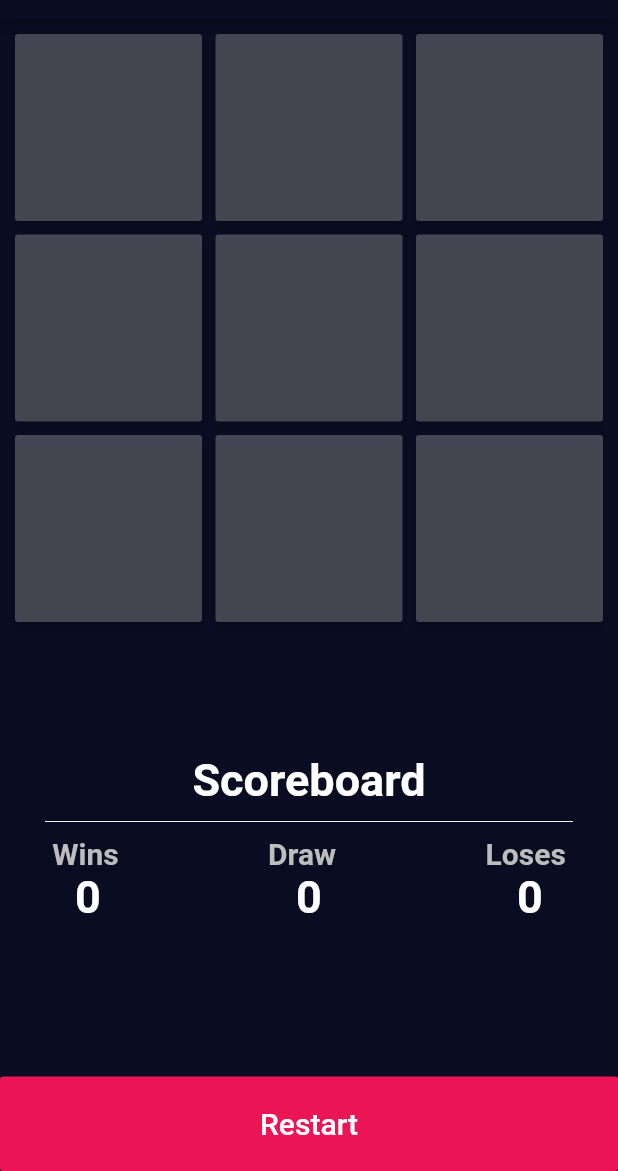
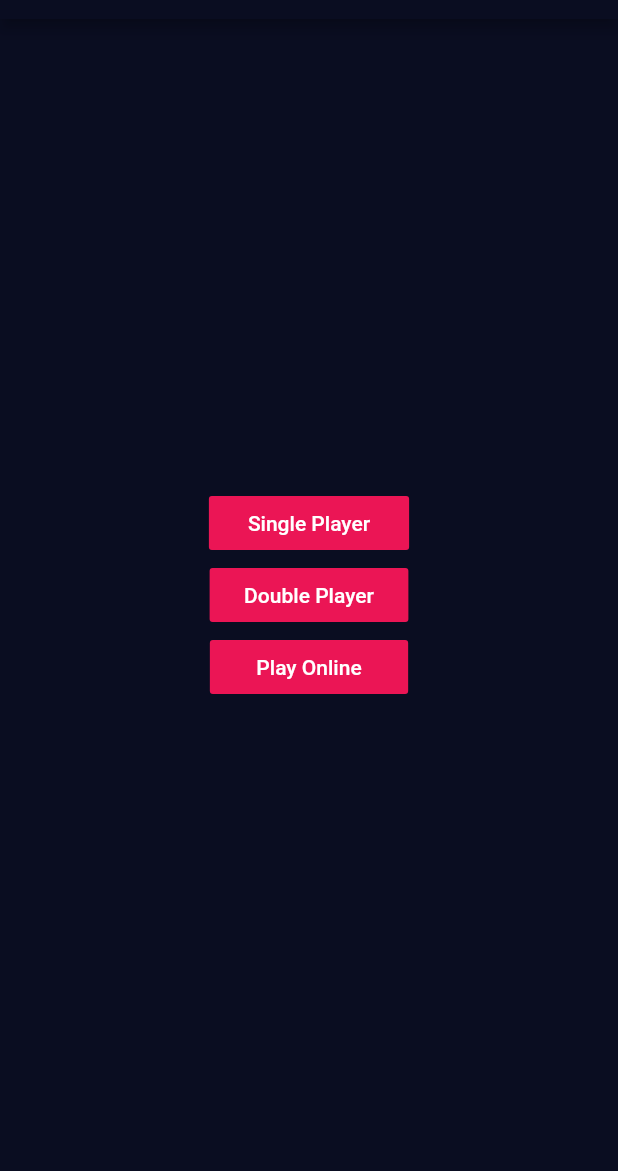
Before and after one commit to Aaliya-Ali/tic_tac_toe, a Flutter app: the screen it shows after launch, on a phone screen of 412 x 824 dp, the part 65-1236 px from its top. Run offline on Flutter 3.47's test engine with Material 2 defaults, Android fonts, the phone set to English and light mode, and no system bars.

Commit message:
Added single and double player functionality.

```diff
--- a/lib/dialog_box.dart
+++ b/lib/dialog_box.dart
@@ -7,6 +7,7 @@ class DialogBox extends StatelessWidget {
   final actionText;
 
   DialogBox(this.title, this.callback, [this.actionText = "Restart"]);
+
   @override
   Widget build(BuildContext context) {
     return new AlertDialog(
--- a/lib/home_page.dart
+++ b/lib/home_page.dart
@@ -4,13 +4,18 @@ import 'package:flutter/material.dart';
 import 'package:tictactoe/dialog_box.dart';
 import 'package:tictactoe/reusable_card.dart';
 
+String mode;
+
 class HomePage extends StatefulWidget {
+//  HomePage({this.mode});
+
   @override
   _HomePageState createState() => new _HomePageState();
 }
 
 class _HomePageState extends State<HomePage> {
   List<ReusableCard> buttonsList;
+  String player;
   var player1;
   var player2;
   int wins = 0;
@@ -66,7 +71,9 @@ class _HomePageState extends State<HomePage> {
               context: context,
               builder: (_) => new DialogBox("It's a Draw!", restartGame));
         } else {
-          activePlayer == 2 ? autoPlay() : null;
+          if (mode == 'single') {
+            activePlayer == 2 ? autoPlay() : null;
+          }
         }
       }
     });
@@ -160,12 +167,16 @@ class _HomePageState extends State<HomePage> {
         wins++;
         showDialog(
             context: context,
-            builder: (_) => new DialogBox("You Win", restartGame));
+            builder: (_) => mode == 'single'
+                ? DialogBox("You Win", restartGame)
+                : DialogBox("Player 1 Wins", restartGame));
       } else {
         loses++;
         showDialog(
             context: context,
-            builder: (_) => new DialogBox("You Lose", restartGame));
+            builder: (_) => mode == 'single'
+                ? DialogBox("You Lose", restartGame)
+                : DialogBox("Player 2 Wins", restartGame));
       }
     }
 
@@ -181,35 +192,35 @@ class _HomePageState extends State<HomePage> {
 
   @override
   Widget build(BuildContext context) {
-    return new Scaffold(
-      appBar: new AppBar(
-        title: new Text("Tic Tac Toe"),
+    return Scaffold(
+      appBar: AppBar(
+        title: Text("Tic Tac Toe"),
       ),
-      body: new Column(
+      body: Column(
         mainAxisAlignment: MainAxisAlignment.start,
         crossAxisAlignment: CrossAxisAlignment.stretch,
         children: <Widget>[
           Expanded(
             flex: 2,
-            child: new GridView.builder(
+            child: GridView.builder(
               padding: const EdgeInsets.all(10.0),
-              gridDelegate: new SliverGridDelegateWithFixedCrossAxisCount(
+              gridDelegate: SliverGridDelegateWithFixedCrossAxisCount(
                   crossAxisCount: 3,
                   childAspectRatio: 1.0,
                   crossAxisSpacing: 9.0,
                   mainAxisSpacing: 9.0),
               itemCount: buttonsList.length,
-              itemBuilder: (context, i) => new SizedBox(
+              itemBuilder: (context, i) => SizedBox(
                 width: 100.0,
                 height: 100.0,
-                child: new RaisedButton(
+                child: RaisedButton(
                   padding: const EdgeInsets.all(8.0),
                   onPressed: buttonsList[i].enabled
                       ? () => playGame(buttonsList[i])
                       : null,
-                  child: new Text(
+                  child: Text(
                     buttonsList[i].text,
-                    style: new TextStyle(color: Colors.white, fontSize: 20.0),
+                    style: TextStyle(color: Colors.white, fontSize: 20.0),
                   ),
                   color: buttonsList[i].bg,
                   disabledColor: buttonsList[i].bg,
@@ -244,7 +255,7 @@ class _HomePageState extends State<HomePage> {
                     mainAxisAlignment: MainAxisAlignment.spaceEvenly,
                     children: <Widget>[
                       Text(
-                        'Wins',
+                        mode == 'single' ? 'Wins' : 'Player 1',
                         style: TextStyle(
                             color: Colors.grey[400],
                             fontSize: 20.0,
@@ -264,7 +275,7 @@ class _HomePageState extends State<HomePage> {
                         width: 30.0,
                       ),
                       Text(
-                        'Loses',
+                        mode == 'single' ? 'Loses' : 'Player 2',
                         style: TextStyle(
                             color: Colors.grey[400],
                             fontSize: 20.0,
--- a/lib/main.dart
+++ b/lib/main.dart
@@ -1,5 +1,6 @@
 import 'package:flutter/material.dart';
 import 'home_page.dart';
+import 'start_screen.dart';
 
 void main() => runApp(TicTacToe());
 
@@ -7,11 +8,15 @@ class TicTacToe extends StatelessWidget {
   @override
   Widget build(BuildContext context) {
     return MaterialApp(
-      theme: ThemeData.dark().copyWith(
-        primaryColor: Color(0xFF0A0D21),
-        scaffoldBackgroundColor: Color(0xFF0A0D21),
-      ),
-      home: new HomePage(),
-    );
+        theme: ThemeData.dark().copyWith(
+          primaryColor: Color(0xFF0A0D21),
+          scaffoldBackgroundColor: Color(0xFF0A0D21),
+        ),
+//      home: HomePage(),
+        home: StartScreen(),
+        routes: {
+          'start_screen': (BuildContext context) => StartScreen(),
+          'offline': (BuildContext context) => HomePage(),
+        });
   }
 }
--- /dev/null
+++ b/lib/start_screen.dart
@@ -0,0 +1,58 @@
+import 'package:flutter/cupertino.dart';
+import 'package:flutter/material.dart';
+import 'home_page.dart';
+
+class StartScreen extends StatelessWidget {
+  @override
+  Widget build(BuildContext context) {
+    return Scaffold(
+      appBar: AppBar(
+        title: Text('Tic Tac Toe'),
+      ),
+      body: Center(
+        child: Column(
+          mainAxisAlignment: MainAxisAlignment.center,
+          crossAxisAlignment: CrossAxisAlignment.center,
+          children: <Widget>[
+            FlatButton(
+              color: Color(0xFFEB1555),
+              onPressed: () {
+                mode = 'single';
+                Navigator.pushNamed(context, 'offline');
+                print('Pressed Single player');
+              },
+              child: Padding(
+                padding: const EdgeInsets.symmetric(horizontal: 10.0),
+                child: Text('Single Player'),
+              ),
+            ),
+            FlatButton(
+              color: Color(0xFFEB1555),
+              onPressed: () {
+                mode = 'double';
+                Navigator.pushNamed(context, 'offline');
+                print('Pressed Double player');
+              },
+              child: Padding(
+                padding: const EdgeInsets.symmetric(horizontal: 7.0),
+                child: Text('Double Player'),
+              ),
+            ),
+            FlatButton(
+              color: Color(0xFFEB1555),
+              onPressed: () {
+                mode:
+                'online';
+                print('Pressed Play Online');
+              },
+              child: Padding(
+                padding: const EdgeInsets.symmetric(horizontal: 15.0),
+                child: Text('Play Online'),
+              ),
+            ),
+          ],
+        ),
+      ),
+    );
+  }
+}
```
Also changed, not shown: lib/game_brain.dart (deleted), pubspec.lock.
